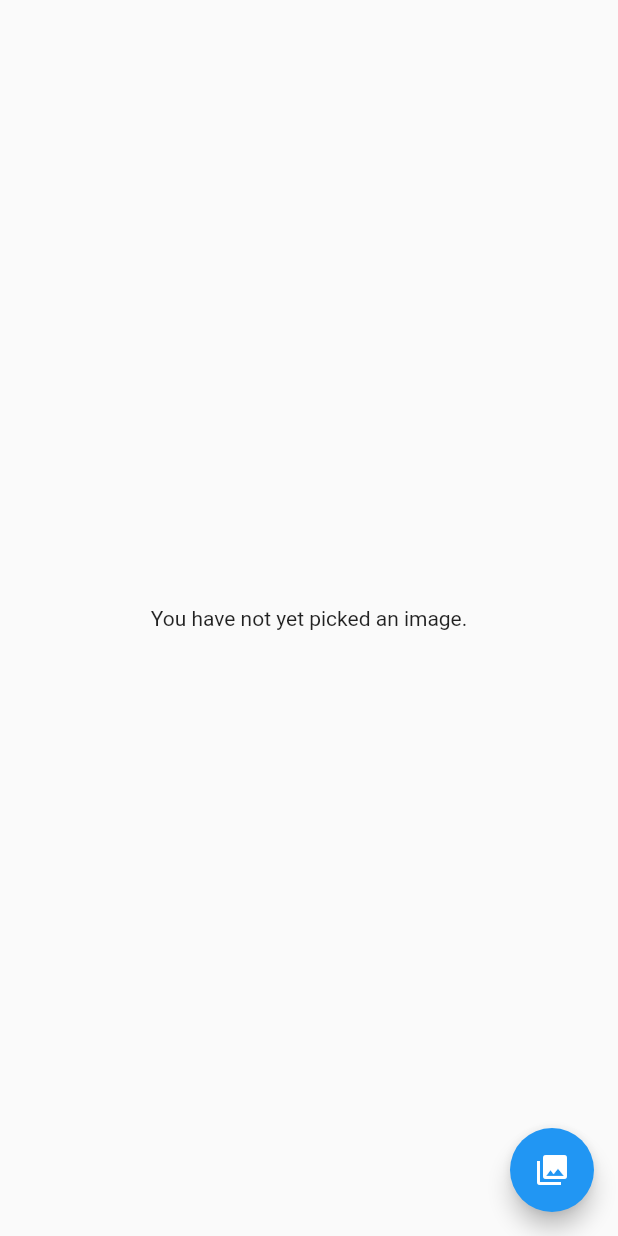
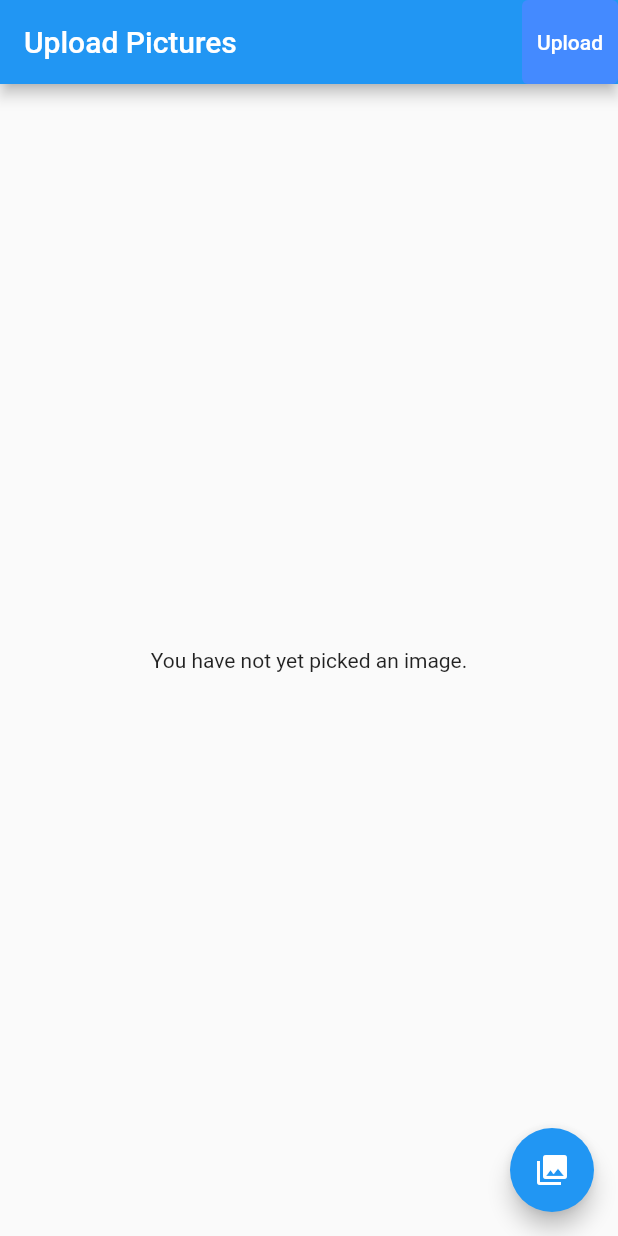
Before and after one commit to saadsardar/exam_invigilation, a Flutter app: the UploadImage screen opened directly, on a phone screen of 412 x 824 dp. Run offline on Flutter 3.47's test engine with Material 2 defaults, Android fonts, the phone set to English and light mode, and no system bars; our stand-ins replace image_picker.

Commit message:
changed func name

```diff
--- a/lib/models/user.dart
+++ b/lib/models/user.dart
@@ -6,7 +6,7 @@ class User {
   final String lastName;
   final String emailAddress;
   final DateTime createdDate;
-  final String userRole;
+  final String userToken;
 
   User(
     this.id,
@@ -14,7 +14,7 @@ class User {
     this.lastName,
     this.emailAddress,
     this.createdDate,
-    this.userRole,
+    this.userToken,
   );
   User.fromJson(Map<String, dynamic> json)
       : id = json['ID'],
@@ -22,7 +22,7 @@ class User {
         lastName = json['LastName'],
         emailAddress = json['EmailAddress'],
         createdDate = json['CreatedDate'],
-        userRole = json['UserRole'];
+        userToken = json['userToken'];
 }
 
 Future<void> registerUser(
--- a/lib/screens/upload_picture.dart
+++ b/lib/screens/upload_picture.dart
@@ -106,6 +106,27 @@ class _MyHomePageState extends State<UploadImage> {
   @override
   Widget build(BuildContext context) {
     return Scaffold(
+      appBar: AppBar(
+        title: const Text(
+          'Upload Pictures',
+        ),
+        actions: [
+          TextButton(
+            onPressed: () {},
+            child: const Text(
+              "Upload",
+              style: TextStyle(
+                color: Colors.white,
+              ),
+            ),
+            style: ButtonStyle(
+              backgroundColor: MaterialStateProperty.all(
+                _imageFileList == null ? Colors.blueAccent : Colors.green,
+              ),
+            ),
+          ),
+        ],
+      ),
       body: Center(
         child: !kIsWeb && defaultTargetPlatform == TargetPlatform.android
             ? FutureBuilder<void>(
```
